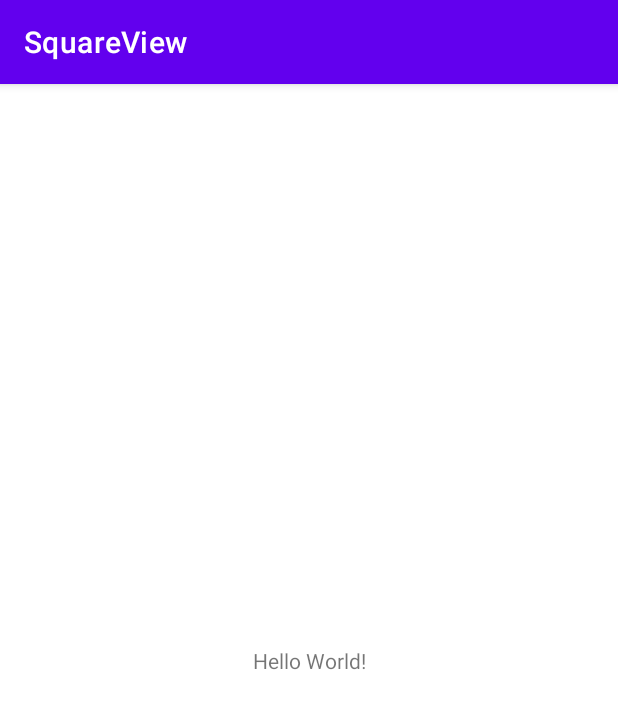
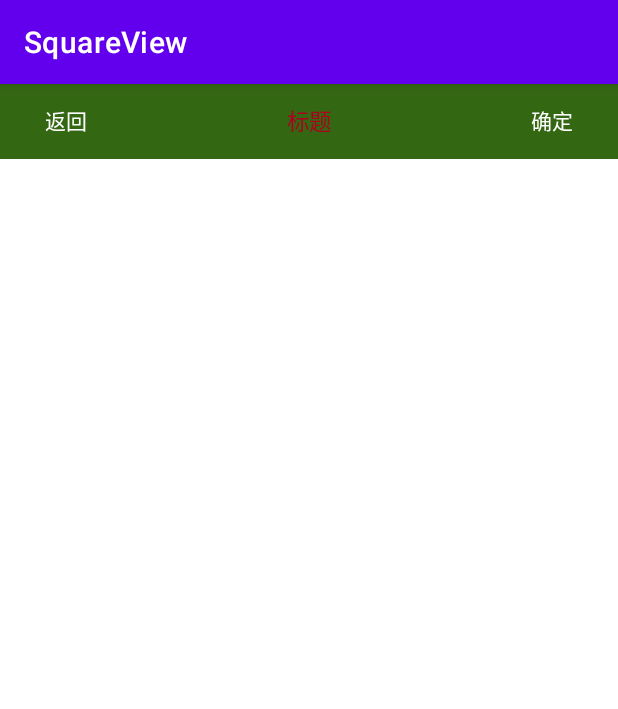
Before and after one commit to su3233/SquareView, an Android app: the screen it shows after launch (MainActivity), on a phone screen of 412 x 824 dp. Shown: the top 709 px of the screen. Run offline under Robolectric (Android 15) with nearby library versions, the phone set to English and light mode, and no system bars.

Commit message:
1\fit  修复titleBarView的布局

```diff
--- a/app/build.gradle
+++ b/app/build.gradle
@@ -33,6 +33,7 @@ dependencies {
     implementation 'androidx.appcompat:appcompat:1.1.0'
     implementation 'com.google.android.material:material:1.1.0'
     implementation 'androidx.constraintlayout:constraintlayout:1.1.3'
+    implementation project(path: ':squareViewLib')
     testImplementation 'junit:junit:4.+'
     androidTestImplementation 'androidx.test.ext:junit:1.1.1'
     androidTestImplementation 'androidx.test.espresso:espresso-core:3.2.0'
--- a/app/src/main/res/layout/activity_main.xml
+++ b/app/src/main/res/layout/activity_main.xml
@@ -1,18 +1,21 @@
 <?xml version="1.0" encoding="utf-8"?>
-<androidx.constraintlayout.widget.ConstraintLayout xmlns:android="http://schemas.android.com/apk/res/android"
+<LinearLayout xmlns:android="http://schemas.android.com/apk/res/android"
     xmlns:app="http://schemas.android.com/apk/res-auto"
     xmlns:tools="http://schemas.android.com/tools"
     android:layout_width="match_parent"
     android:layout_height="match_parent"
+    android:orientation="vertical"
     tools:context=".MainActivity">
 
-    <TextView
-        android:layout_width="wrap_content"
-        android:layout_height="wrap_content"
-        android:text="Hello World!"
-        app:layout_constraintBottom_toBottomOf="parent"
-        app:layout_constraintLeft_toLeftOf="parent"
-        app:layout_constraintRight_toRightOf="parent"
-        app:layout_constraintTop_toTopOf="parent" />
+    <com.example.squareviewlib.TitleBarView
+        android:layout_width="match_parent"
+        android:layout_height="50dp"
+        app:leftBtColor="@android:color/white"
+        app:leftBtContent="返回"
+        app:rightBtColor="@android:color/white"
+        app:rightBtContent="确定"
+        app:titleContent="标题"
+        app:titleTestColor="@color/design_default_color_error"
+        app:titleTestSize="10sp" />
 
-</androidx.constraintlayout.widget.ConstraintLayout>
+</LinearLayout>
--- a/squareViewLib/src/main/java/com/example/squareviewlib/TitleBarView.java
+++ b/squareViewLib/src/main/java/com/example/squareviewlib/TitleBarView.java
@@ -6,9 +6,11 @@ import android.graphics.drawable.Drawable;
 import android.util.AttributeSet;
 import android.view.Gravity;
 import android.view.View;
+import android.view.ViewGroup;
 import android.widget.Button;
 import android.widget.RelativeLayout;
 import android.widget.TextView;
+import android.widget.Toast;
 
 /**
  * @author: SuTs
@@ -57,7 +59,18 @@ public class TitleBarView extends RelativeLayout {
         tvTitle.setGravity(Gravity.CENTER);
 
         setBackgroundColor(0xff346712);
+//---
+        LayoutParams leftBtLP = new LayoutParams(ViewGroup.LayoutParams.WRAP_CONTENT, ViewGroup.LayoutParams.WRAP_CONTENT);
+        leftBtLP.addRule(RelativeLayout.ALIGN_PARENT_LEFT, TRUE);
+        addView(leftButton, leftBtLP);
 
+        LayoutParams rightBtLP = new LayoutParams(ViewGroup.LayoutParams.WRAP_CONTENT, ViewGroup.LayoutParams.WRAP_CONTENT);
+        rightBtLP.addRule(RelativeLayout.ALIGN_PARENT_RIGHT, TRUE);
+        addView(rightButton, rightBtLP);
+
+        LayoutParams titleLP = new LayoutParams(ViewGroup.LayoutParams.WRAP_CONTENT, ViewGroup.LayoutParams.MATCH_PARENT);
+        titleLP.addRule(RelativeLayout.CENTER_IN_PARENT, TRUE);
+        addView(tvTitle, titleLP);
         //---
         leftButton.setOnClickListener(new View.OnClickListener() {
             @Override
@@ -65,6 +78,7 @@ public class TitleBarView extends RelativeLayout {
                 if (onBtClickListener != null) {
                     onBtClickListener.onLeftClick();
                 }
+                Toast.makeText(getContext(),"Left button",Toast.LENGTH_SHORT).show();
             }
         });
 
@@ -74,6 +88,7 @@ public class TitleBarView extends RelativeLayout {
                 if (onBtClickListener != null) {
                     onBtClickListener.onRightClick();
                 }
+                Toast.makeText(getContext(),"Right button",Toast.LENGTH_SHORT).show();
             }
         });
     }
```
